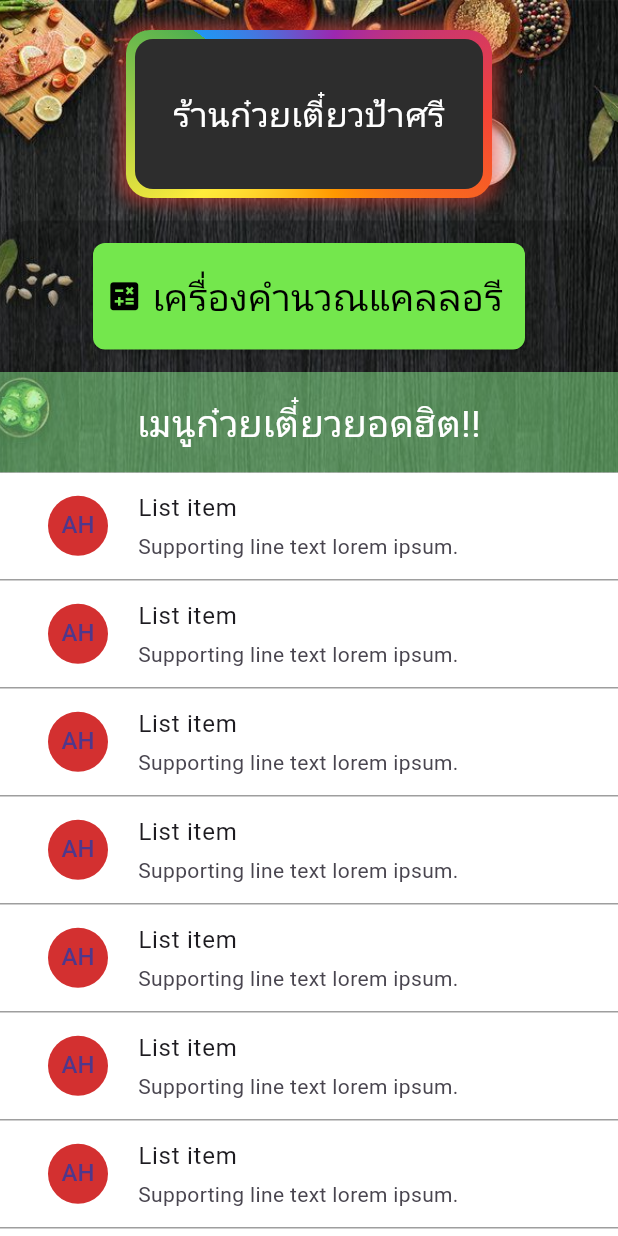
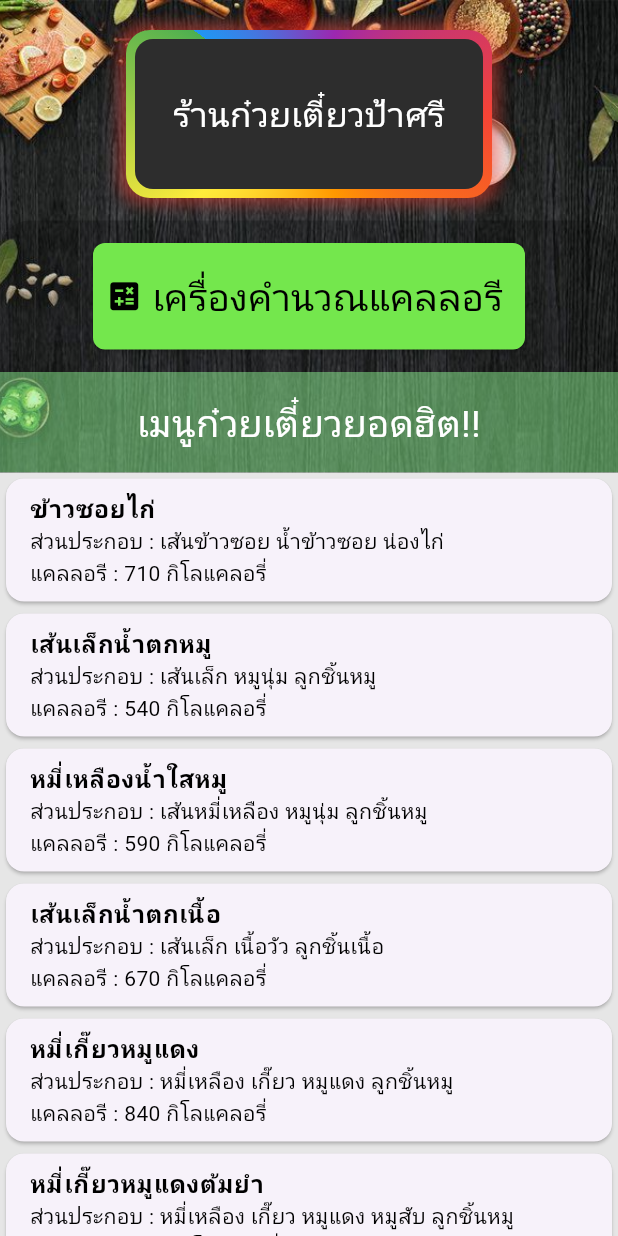
Before and after one commit to puttipongle/termproject-noodle, a Flutter app: the screen it shows after launch, on a phone screen of 412 x 824 dp. Run offline on Flutter 3.47's test engine with Material 3 defaults, Android fonts, the light colour scheme and no system bars; our stand-ins replace device_preview_plus, google_fonts; Roboto replaces fonts that are missing (Sarabun, Sriracha).

Commit message:
Create Listdata and Showdata

```diff
--- a/project_noodle/lib/pages/homepage.dart
+++ b/project_noodle/lib/pages/homepage.dart
@@ -17,24 +17,77 @@ class HomePage extends StatefulWidget {
   State<HomePage> createState() => _HomePageState();
 }
 
+class Noodle {
+  late String name;
+  late String material;
+  late String calorie;
+  late String img;
+
+  Noodle(
+      {required this.name,
+      required this.material,
+      required this.calorie,
+      required this.img});
+}
+
 class _HomePageState extends State<HomePage> {
+  List<Noodle> noodle = [
+    Noodle(
+        name: 'ข้าวซอยไก่',
+        material: 'เส้นข้าวซอย น้ำข้าวซอย น่องไก่',
+        calorie: '710',
+        img: ''),
+    Noodle(
+        name: 'เส้นเล็กน้ำตกหมู',
+        material: 'เส้นเล็ก หมูนุ่ม ลูกชิ้นหมู',
+        calorie: '540',
+        img: ''),
+    Noodle(
+        name: 'หมี่เหลืองน้ำใสหมู',
+        material: 'เส้นหมี่เหลือง หมูนุ่ม ลูกชิ้นหมู',
+        calorie: '590',
+        img: ''),
+    Noodle(
+        name: 'เส้นเล็กน้ำตกเนื้อ',
+        material: 'เส้นเล็ก เนื้อวัว ลูกชิ้นเนื้อ',
+        calorie: '670',
+        img: ''),
+    Noodle(
+        name: 'หมี่เกี๊ยวหมูแดง',
+        material: 'หมี่เหลือง เกี๊ยว หมูแดง ลูกชิ้นหมู',
+        calorie: '840',
+        img: ''),
+    Noodle(
+        name: 'หมี่เกี๊ยวหมูแดงต้มยำ',
+        material: 'หมี่เหลือง เกี๊ยว หมูแดง หมูสับ ลูกชิ้นหมู',
+        calorie: '1030',
+        img: ''),
+    Noodle(
+        name: 'เส้นใหญ่ต้มยำ',
+        material: 'เส้นใหญ่ หมูนุ่ม หมูสับ ลูกชิ้นหมู',
+        calorie: '710',
+        img: ''),
+  ];
+
   @override
   Widget build(BuildContext context) {
     return Scaffold(
         backgroundColor: Color(0xFFFFF3E0),
         body: Container(
-          decoration: BoxDecoration(image: DecorationImage(
+          decoration: BoxDecoration(
+            image: DecorationImage(
               image: AssetImage("assets/bg/back1.jpg"),
               fit: BoxFit.cover,
-          ),),
+            ),
+          ),
           child: Column(children: [
             Padding(
                 padding: const EdgeInsets.only(
                     left: 10, right: 10, top: 10, bottom: 10),
                 child: Stack(children: <Widget>[
                   Container(
-                    padding:
-                        const EdgeInsets.only(left: 10, right: 10, bottom: 5,top: 10),
+                    padding: const EdgeInsets.only(
+                        left: 10, right: 10, bottom: 5, top: 10),
                     child: Row(
                       mainAxisAlignment: MainAxisAlignment.center,
                       children: [
@@ -131,7 +184,8 @@ class _HomePageState extends State<HomePage> {
             Container(
               padding: EdgeInsets.only(top: 10, bottom: 10),
               decoration: BoxDecoration(
-                color: const Color.fromARGB(255, 132, 233, 136).withOpacity(0.5),
+                color:
+                    const Color.fromARGB(255, 132, 233, 136).withOpacity(0.5),
               ),
               child: Padding(
                 padding: const EdgeInsets.all(5),
@@ -150,17 +204,29 @@ class _HomePageState extends State<HomePage> {
             Expanded(
               child: Container(
                   decoration: BoxDecoration(
-                  color: Colors.white,
+                    color: const Color.fromARGB(255, 230, 230, 230),
                   ),
-                child: ListView.separated(
-                  itemCount: 15,
-                  separatorBuilder: (context, index) => const Divider(
-                    height: 1,
-                    color: Colors.grey,
+                  child: ListView.builder(
+                      itemCount: noodle.length,
+                      itemBuilder: (context, index) {
+                        return Card(
+                          child: ListTile(
+                            title: Text(
+                                style: GoogleFonts.sarabun(
+                                  fontSize: 16,
+                                  color: Colors.black,
+                                  fontWeight: FontWeight.bold,
                                 ),
-                  itemBuilder: (context, index) => const MenuListItem(),
+                                noodle[index].name),
+                            subtitle: Text(
+                              style: GoogleFonts.sarabun(
+                                  fontSize: 14,
+                                  color: Colors.black,
                                 ),
+                                'ส่วนประกอบ : ${noodle[index].material} \nแคลลอรี : ${noodle[index].calorie} กิโลแคลอรี่'),
                           ),
+                        );
+                      })),
             ),
           ]),
         ));
```
Lines whose indentation alone changed are shown as unchanged.
